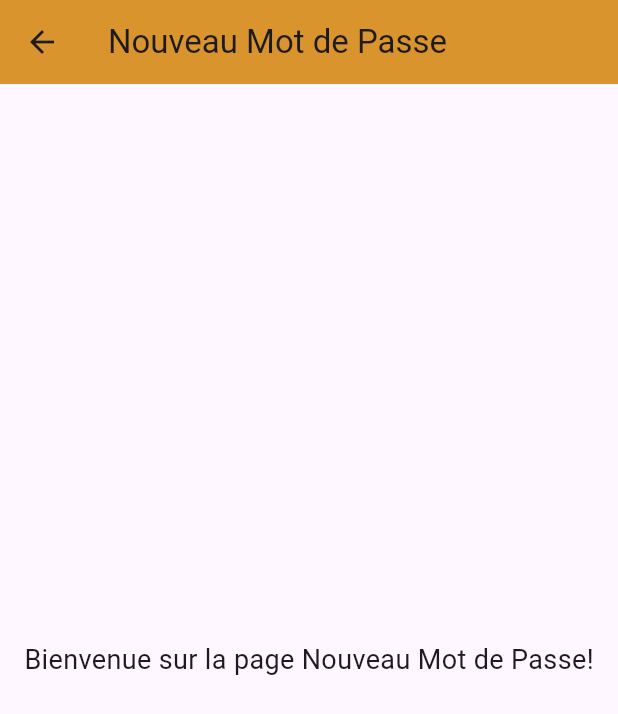
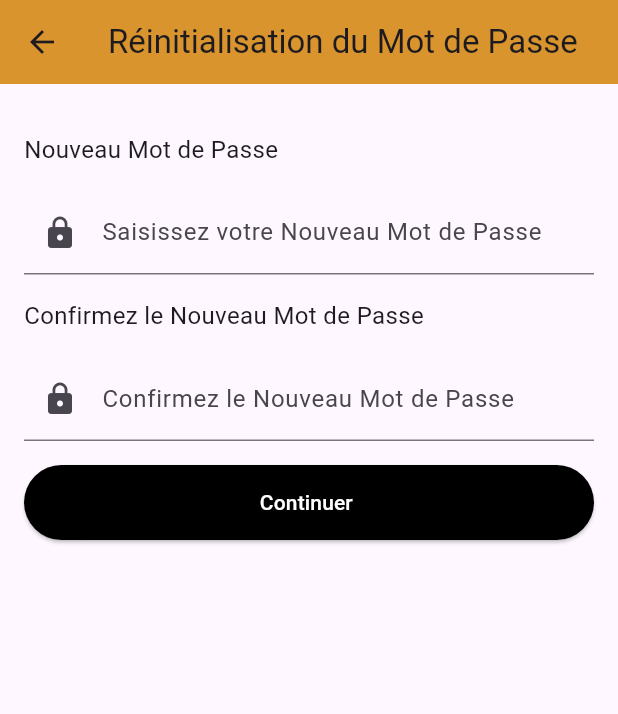
Before and after one commit to Dalel1akremi/flutterProject, a Flutter app: the NouveauPasswordPage screen opened directly, on a phone screen of 412 x 824 dp. Shown: the top 714 px of the screen. Run offline on Flutter 3.47's test engine with Material 3 defaults, Android fonts, the phone set to English and light mode, and no system bars.

Commit message:
feat add: changepassword back et flutter

```diff
--- a/FLUTTER/lib/pages/aboutUser/nouvelPassword.dart
+++ b/FLUTTER/lib/pages/aboutUser/nouvelPassword.dart
@@ -1,17 +1,141 @@
+// ignore_for_file: avoid_print, sort_child_properties_last
+
 import 'package:flutter/material.dart';
+import 'package:http/http.dart' as http;
+import '../../main.dart';
+import 'dart:convert';
+class NouveauPasswordPage extends StatefulWidget {
+  @override
+  _NouveauPasswordPageState createState() => _NouveauPasswordPageState();
+}
 
-class NouveauPasswordPage extends StatelessWidget {
+class _NouveauPasswordPageState extends State<NouveauPasswordPage> {
+  final TextEditingController newPasswordController = TextEditingController();
+  final TextEditingController confirmNewPasswordController =
+      TextEditingController();
+
+  String? validatePassword(String value) {
+    // Password validation logic...
+    // Return null if the password is valid, otherwise return an error message.
+  }
+
+  Future<void> updatePassword() async {
+    final String newPassword = newPasswordController.text;
+    final String confirmNewPassword = confirmNewPasswordController.text;
+
+    // Validate passwords
+    String? validationResult = validatePassword(newPassword);
+    if (validationResult != null) {
+      // Show validation error
+      print('Validation Error: $validationResult');
+      return;
+    }
+
+    if (newPassword != confirmNewPassword) {
+      // Passwords do not match
+      print('Passwords do not match');
+      return;
+    }
+
+    // Your API endpoint for updating the password
+
+
+    try {
+      final response = await http.post(
+        Uri.parse('http://localhost:3000/new_password'),
+        body: {
+          'email': 'yakinebenali5@gmail.com', // Provide the user's email
+          'newPassword': newPassword,
+          'confirmNewPassword': confirmNewPassword,
+        },
+      );
+
+      final responseData = json.decode(response.body);
+
+      if (response.statusCode == 200 && responseData['success']) {
+        // Password updated successfully
+        print('Password updated successfully');
+
+        // Navigate to the main page
+        // ignore: use_build_context_synchronously
+        Navigator.pushReplacement(
+          context,
+          MaterialPageRoute(builder: (context) => MyApp()),
+        ); // Replace with your actual route
+      } else {
+        // Handle other API response statuses
+        print('Error updating password: ${responseData['message']}');
+      }
+    } catch (error) {
+      // Handle network or other errors
+      print('Error: $error');
+    }
+  }
+
   @override
   Widget build(BuildContext context) {
     return Scaffold(
       appBar: AppBar(
-        title: Text('Nouveau Mot de Passe'),
-        backgroundColor: Color.fromARGB(222, 212, 133, 14),
+        title: const Text('Réinitialisation du Mot de Passe'),
+        backgroundColor: const Color.fromARGB(222, 212, 133, 14),
       ),
-      body: Center(
-        child: Text(
-          'Bienvenue sur la page Nouveau Mot de Passe!',
-          style: TextStyle(fontSize: 18.0),
+      body: Padding(
+        padding: const EdgeInsets.all(16.0),
+        child: Column(
+          crossAxisAlignment: CrossAxisAlignment.start,
+          children: <Widget>[
+            const SizedBox(height: 16.0),
+            const Text(
+              'Nouveau Mot de Passe',
+              style: TextStyle(fontSize: 16.0),
+            ),
+            const SizedBox(height: 16.0),
+            TextFormField(
+              controller: newPasswordController,
+              obscureText: true,
+              decoration: const InputDecoration(
+                labelText: 'Saisissez votre Nouveau Mot de Passe',
+                prefixIcon: Icon(Icons.lock),
+              ),
+              validator: (value) {
+                return validatePassword(value!);
+              },
+            ),
+            const SizedBox(height: 16.0),
+            const Text(
+              'Confirmez le Nouveau Mot de Passe',
+              style: TextStyle(fontSize: 16.0),
+            ),
+            const SizedBox(height: 16.0),
+            TextFormField(
+              controller: confirmNewPasswordController,
+              obscureText: true,
+              decoration: const InputDecoration(
+                labelText: 'Confirmez le Nouveau Mot de Passe',
+                prefixIcon: Icon(Icons.lock),
+              ),
+              validator: (value) {
+                if (value != newPasswordController.text) {
+                  return 'Les mots de passe ne correspondent pas.';
+                }
+                return null;
+              },
+            ),
+            const SizedBox(height: 16.0),
+            ElevatedButton(
+              onPressed: () {
+                updatePassword();
+              },
+              child: const Text(
+                'Continuer ',
+                style: TextStyle(color: Colors.white),
+              ),
+              style: ElevatedButton.styleFrom(
+                minimumSize: const Size(double.infinity, 50),
+                backgroundColor: Colors.black,
+              ),
+            ),
+          ],
         ),
       ),
     );
--- a/FLUTTER/lib/pages/aboutUser/registre.dart
+++ b/FLUTTER/lib/pages/aboutUser/registre.dart
@@ -1,4 +1,6 @@
-import 'package:demo/main.dart';
+// ignore_for_file: sort_child_properties_last, use_build_context_synchronously, library_private_types_in_public_api, use_key_in_widget_constructors, unused_import, dead_code
+
+
 import 'package:flutter/material.dart';
 import 'package:http/http.dart' as http;
 import 'dart:convert';
@@ -120,7 +122,7 @@ class _RegistrationPageState extends State<RegistrationPage> {
           Navigator.pushReplacement(
         context,
         MaterialPageRoute(
-          builder: (context) => ProfilePage(),
+          builder: (context) => const ProfilePage(),
         ),
       );
         }
```
Also changed, not shown: 2 other files.
